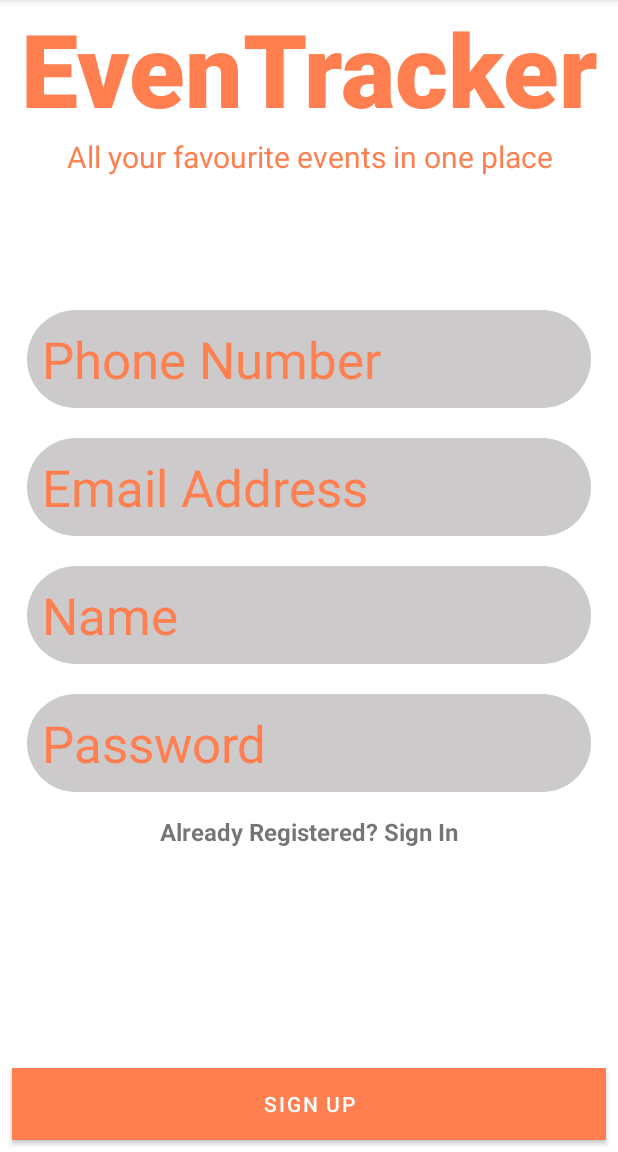
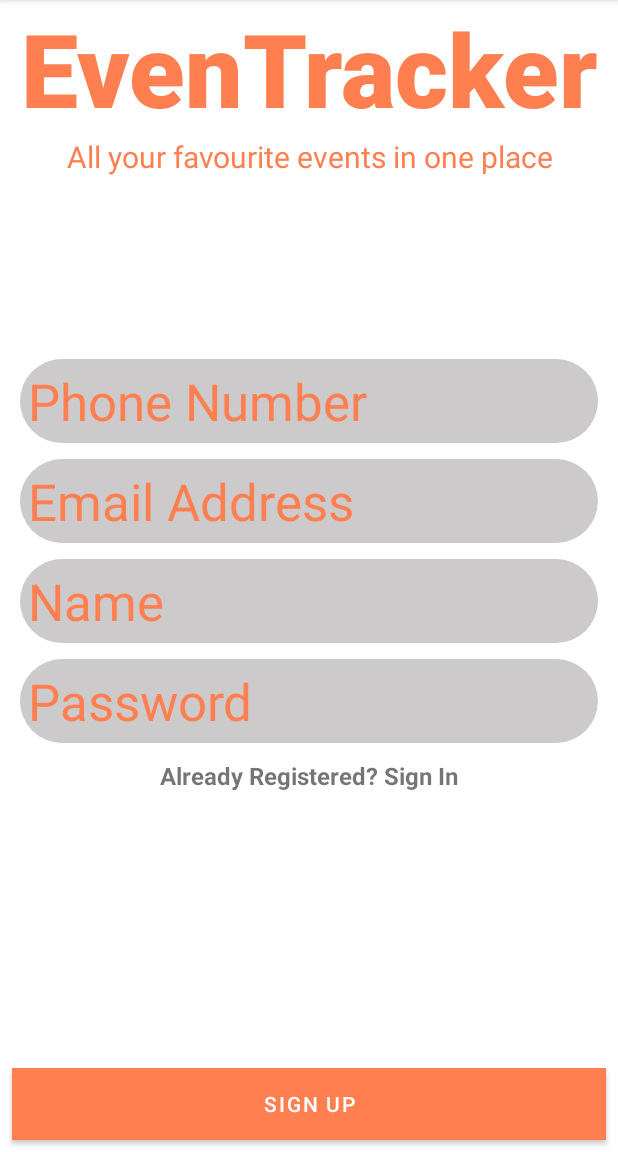
Before and after one commit to TheAraph/FINAL, an Android app: the SignUp screen opened directly, with no data from a screen before it, on a phone screen of 412 x 824 dp, the part 84-1236 px from its top. Run offline under Robolectric (Android 15) with nearby library versions, the phone set to English and light mode, and no system bars; our stand-ins replace Firebase (no records; nobody signed in at launch, a user with empty details on screens opened directly).

Commit message:
Update 24/05/2022

```diff
--- a/app/src/main/res/layout/activity_sign_up.xml
+++ b/app/src/main/res/layout/activity_sign_up.xml
@@ -49,8 +49,8 @@
             android:layout_height="match_parent"
             android:textColorHint="@color/colorPrimary"
             android:background="@drawable/rounded_edit"
-            android:layout_margin="10dp"
-            android:padding="10dp"
+            android:layout_margin="5dp"
+            android:padding="5dp"
             android:textSize="34sp"
             android:inputType="phone"
             android:textColor="@color/colorPrimary"
@@ -63,8 +63,8 @@
             android:layout_height="match_parent"
             android:textColorHint="@color/colorPrimary"
             android:background="@drawable/rounded_edit"
-            android:layout_margin="10dp"
-            android:padding="10dp"
+            android:layout_margin="5dp"
+            android:padding="5dp"
             android:textSize="34sp"
             android:inputType="textEmailAddress"
             android:textColor="@color/colorPrimary"
@@ -77,8 +77,8 @@
             android:layout_height="match_parent"
             android:textColorHint="@color/colorPrimary"
             android:background="@drawable/rounded_edit"
-            android:layout_margin="10dp"
-            android:padding="10dp"
+            android:layout_margin="5dp"
+            android:padding="5dp"
             android:textSize="34sp"
             android:inputType="textPersonName"
             android:textColor="@color/colorPrimary"
@@ -91,8 +91,8 @@
             android:layout_height="match_parent"
             android:textColorHint="@color/colorPrimary"
             android:background="@drawable/rounded_edit"
-            android:layout_margin="10dp"
-            android:padding="10dp"
+            android:layout_margin="5dp"
+            android:padding="5dp"
             android:textSize="34sp"
             android:inputType="textPassword"
             android:textColor="@color/colorPrimary"
```
